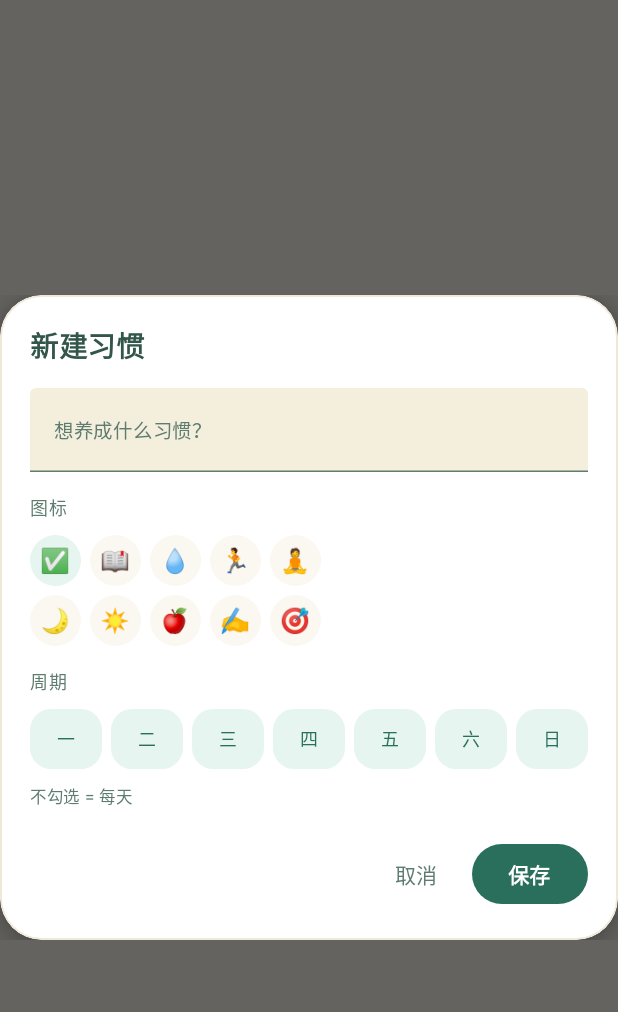
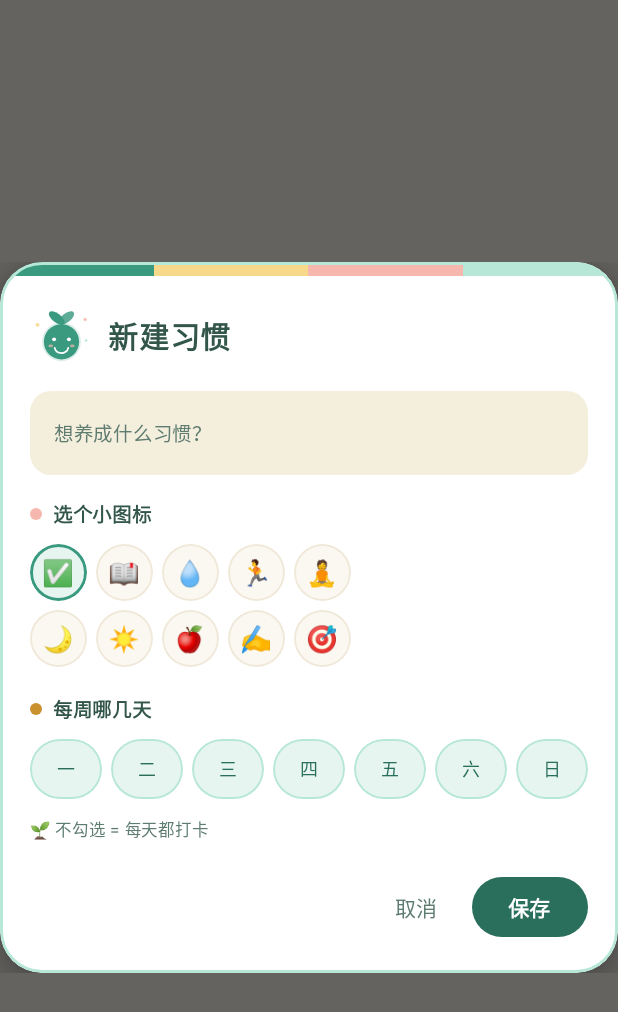
Before and after one commit to Xruncong/yinji, an Android app built with Jetpack Compose: the composable HabitEditDialog called with empty values, on a phone screen of 412 x 824 dp. Shown: the top 1012 px of the screen. Run offline under Robolectric (Android 15) with nearby library versions, the phone set to English and light mode, and no system bars.

Commit message:
style: v1.3 新建/编辑弹层可爱化 —— 手账胶带/笑脸小芽标题/暖奶油输入框/糖果分节标签，impeccable 零违规

```diff
--- a/app/src/main/java/com/qiushang/yinji/ui/Components.kt
+++ b/app/src/main/java/com/qiushang/yinji/ui/Components.kt
@@ -313,14 +313,28 @@ fun YDialog(onDismiss: () -> Unit, content: @Composable ColumnScope.() -> Unit)
         Box(
             modifier = Modifier
                 .fillMaxWidth()
-                .shadow(10.dp, YinjiShapes.Dialog)
+                .shadow(12.dp, YinjiShapes.Dialog)
                 .clip(YinjiShapes.Dialog)
                 .background(YinjiColors.Surface)
-                .border(1.dp, YinjiColors.Line, YinjiShapes.Dialog)
-                .padding(20.dp)
+                .border(2.dp, YinjiColors.MintLight, YinjiShapes.Dialog)
         ) {
+            // 顶部「手账胶带」：四色糖果条，随圆角一起裁切
+            Row(
+                Modifier
+                    .fillMaxWidth()
+                    .height(9.dp)
+                    .align(Alignment.TopCenter)
+            ) {
+                Box(Modifier.weight(1f).height(9.dp).background(YinjiColors.Primary))
+                Box(Modifier.weight(1f).height(9.dp).background(YinjiColors.Cream))
+                Box(Modifier.weight(1f).height(9.dp).background(YinjiColors.Peach))
+                Box(Modifier.weight(1f).height(9.dp).background(YinjiColors.MintLight))
+            }
             Column(
-                modifier = Modifier.fillMaxWidth().verticalScroll(rememberScrollState()),
+                modifier = Modifier
+                    .fillMaxWidth()
+                    .padding(start = 20.dp, end = 20.dp, top = 28.dp, bottom = 20.dp)
+                    .verticalScroll(rememberScrollState()),
                 content = content
             )
         }
@@ -328,9 +342,61 @@ fun YDialog(onDismiss: () -> Unit, content: @Composable ColumnScope.() -> Unit)
 }
 
 @Composable
-fun DialogTitle(text: String) {
-    Text(text, fontSize = 19.sp, fontWeight = FontWeight.Bold, color = YinjiColors.Ink)
-    Spacer(Modifier.height(14.dp))
+fun DialogTitle(text: String, buddy: Boolean = true) {
+    Row(verticalAlignment = Alignment.CenterVertically) {
+        if (buddy) {
+            SproutBuddy(modifier = Modifier.size(42.dp), color = YinjiColors.Primary)
+            Spacer(Modifier.width(10.dp))
+        }
+        Text(text, fontSize = 20.sp, fontWeight = FontWeight.Bold, color = YinjiColors.Ink)
+    }
+    Spacer(Modifier.height(16.dp))
+}
+
+/** 统一的可爱输入框：全圆角暖奶油底、柔化下划线，四屏弹层共用。 */
+@Composable
+fun CuteTextField(
+    value: String,
+    onValueChange: (String) -> Unit,
+    placeholder: String,
+    modifier: Modifier = Modifier,
+    singleLine: Boolean = true,
+    minLines: Int = 1,
+    leadingIcon: @Composable (() -> Unit)? = null
+) {
+    androidx.compose.material3.TextField(
+        value = value,
+        onValueChange = onValueChange,
+        placeholder = { Text(placeholder, fontSize = 13.sp, color = YinjiColors.Muted) },
+        leadingIcon = leadingIcon,
+        singleLine = singleLine,
+        minLines = minLines,
+        modifier = modifier,
+        shape = YinjiShapes.Small,
+        colors = androidx.compose.material3.TextFieldDefaults.colors(
+            focusedContainerColor = YinjiColors.Field,
+            unfocusedContainerColor = YinjiColors.Field,
+            disabledContainerColor = YinjiColors.Field,
+            focusedTextColor = YinjiColors.Ink,
+            unfocusedTextColor = YinjiColors.Ink,
+            focusedPlaceholderColor = YinjiColors.Muted,
+            unfocusedPlaceholderColor = YinjiColors.Muted,
+            cursorColor = YinjiColors.Primary,
+            focusedIndicatorColor = Color.Transparent,
+            unfocusedIndicatorColor = Color.Transparent,
+            disabledIndicatorColor = Color.Transparent
+        )
+    )
+}
+
+/** 带彩色小圆点的分节标签，替换弹层里干巴巴的灰色小字。 */
+@Composable
+fun SectionLabel(text: String, dotColor: Color = YinjiColors.Primary) {
+    Row(verticalAlignment = Alignment.CenterVertically, modifier = Modifier.fillMaxWidth()) {
+        Box(Modifier.size(8.dp).clip(CircleShape).background(dotColor))
+        Spacer(Modifier.width(7.dp))
+        Text(text, fontSize = 13.sp, fontWeight = FontWeight.Bold, color = YinjiColors.Ink)
+    }
 }
 
 @Composable
--- a/app/src/main/java/com/qiushang/yinji/ui/HabitScreen.kt
+++ b/app/src/main/java/com/qiushang/yinji/ui/HabitScreen.kt
@@ -23,7 +23,6 @@ import androidx.compose.material.icons.automirrored.rounded.KeyboardArrowRight
 import androidx.compose.material.icons.rounded.Spa
 import androidx.compose.material3.Icon
 import androidx.compose.material3.Text
-import androidx.compose.material3.TextField
 import androidx.compose.runtime.Composable
 import androidx.compose.runtime.collectAsState
 import androidx.compose.runtime.getValue
@@ -265,42 +264,48 @@ private fun HabitEditDialog(
     }
     YDialog(onDismiss = onDismiss) {
         DialogTitle(if (initial == null) "新建习惯" else "编辑习惯")
-        TextField(
+        CuteTextField(
             value = name,
             onValueChange = { name = it },
-            placeholder = { Text("想养成什么习惯？", fontSize = 13.sp) },
-            singleLine = true,
+            placeholder = "想养成什么习惯？",
             modifier = Modifier.fillMaxWidth()
         )
-        Spacer(Modifier.height(12.dp))
-        Text("图标", fontSize = 12.sp, color = YinjiColors.Muted)
-        Spacer(Modifier.height(6.dp))
+        Spacer(Modifier.height(14.dp))
+        SectionLabel("选个小图标", YinjiColors.Peach)
+        Spacer(Modifier.height(8.dp))
         EMOJI_CHOICES.chunked(5).forEach { row ->
             Row(Modifier.fillMaxWidth(), horizontalArrangement = Arrangement.spacedBy(6.dp)) {
                 row.forEach { e ->
+                    val on = emoji == e
                     Box(
                         Modifier
-                            .size(34.dp)
+                            .size(38.dp)
                             .clip(CircleShape)
-                            .background(if (emoji == e) YinjiColors.PrimarySoft else YinjiColors.Page)
+                            .background(if (on) YinjiColors.PrimarySoft else YinjiColors.Page)
+                            .border(
+                                if (on) 2.dp else 1.dp,
+                                if (on) YinjiColors.Primary else YinjiColors.Line,
+                                CircleShape
+                            )
                             .clickable { emoji = e },
                         contentAlignment = Alignment.Center
-                    ) { Text(e, fontSize = 16.sp) }
+                    ) { Text(e, fontSize = 17.sp) }
                 }
             }
             Spacer(Modifier.height(6.dp))
         }
-        Spacer(Modifier.height(6.dp))
-        Text("周期", fontSize = 12.sp, color = YinjiColors.Muted)
-        Spacer(Modifier.height(6.dp))
+        Spacer(Modifier.height(10.dp))
+        SectionLabel("每周哪几天", YinjiColors.CandyGold)
+        Spacer(Modifier.height(8.dp))
         Row(horizontalArrangement = Arrangement.spacedBy(6.dp)) {
             (1..7).forEach { d ->
                 val selected = if (days.isEmpty()) false else d in days
                 Box(
                     Modifier
                         .weight(1f)
-                        .clip(YinjiShapes.Small)
+                        .clip(YinjiShapes.Pill)
                         .background(if (selected) YinjiColors.Primary else YinjiColors.PrimarySoft)
+                        .border(1.dp, if (selected) YinjiColors.PrimaryDark else YinjiColors.MintLight, YinjiShapes.Pill)
                         .clickable {
                             days = if (d in days) days - d else days + d
                         }
@@ -308,14 +313,15 @@ private fun HabitEditDialog(
                     contentAlignment = Alignment.Center
                 ) {
                     Text(WEEK_LABELS[d - 1], fontSize = 12.sp,
-                        color = if (selected) Color.White else YinjiColors.PrimaryDark)
+                        color = if (selected) Color.White else YinjiColors.PrimaryDark,
+                        fontWeight = if (selected) FontWeight.Bold else FontWeight.Normal)
                 }
             }
         }
         Text(
-            if (days.isEmpty()) "不勾选 = 每天" else "只在上勾选的日子提醒打卡",
+            if (days.isEmpty()) "🌱 不勾选 = 每天都打卡" else "只在上勾选的日子提醒打卡",
             fontSize = 11.sp, color = YinjiColors.Muted,
-            modifier = Modifier.padding(top = 6.dp)
+            modifier = Modifier.padding(top = 8.dp)
         )
         Spacer(Modifier.height(16.dp))
         Row(Modifier.fillMaxWidth(), horizontalArrangement = Arrangement.End) {
@@ -350,7 +356,7 @@ private fun HabitDetailDialog(
     val stat = HabitStatsCalculator.stats(habit, doneDates, today)
 
     YDialog(onDismiss = onDismiss) {
-        DialogTitle("${habit.emoji} ${habit.name}")
+        DialogTitle("${habit.emoji} ${habit.name}", buddy = false)
         Row(Modifier.fillMaxWidth(), horizontalArrangement = Arrangement.SpaceEvenly) {
             StatCell("当前连续", "${stat.currentStreak} 天")
             StatCell("最长连续", "${stat.longestStreak} 天")
```
Also changed, not shown: app/src/main/java/com/qiushang/yinji/ui/LedgerScreen.kt (+12 -13 lines), app/src/main/java/com/qiushang/yinji/ui/NotesScreen.kt (+19 -15 lines), app/src/main/java/com/qiushang/yinji/ui/TodosScreen.kt (+21 -15 lines), 1 other file.
